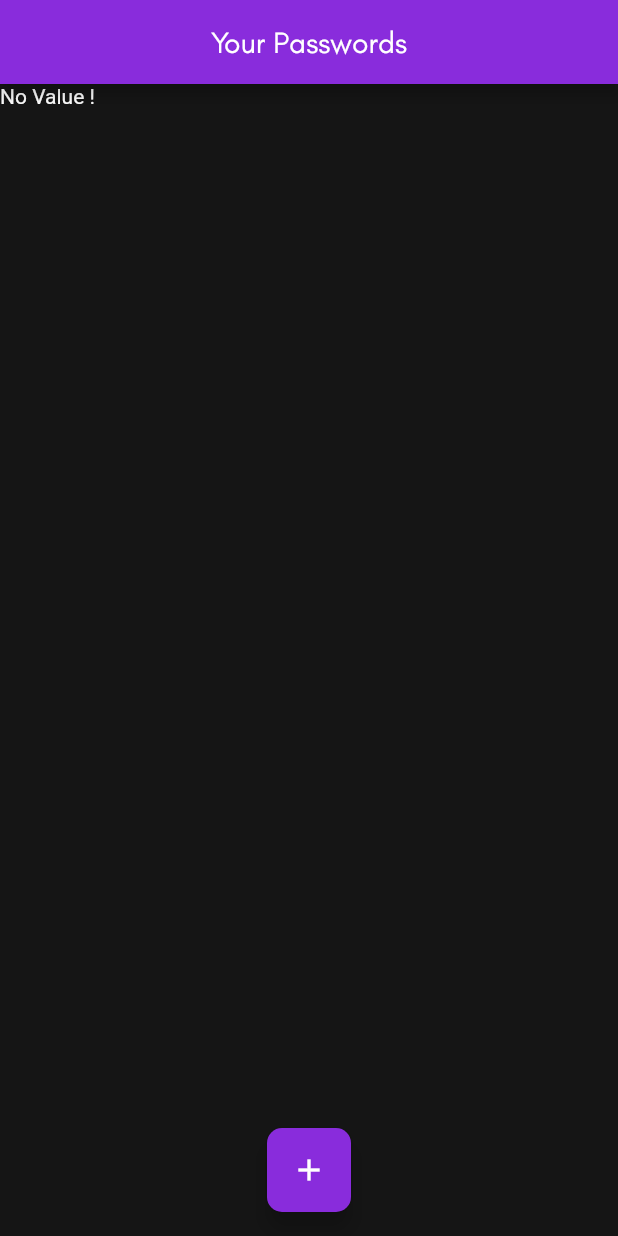
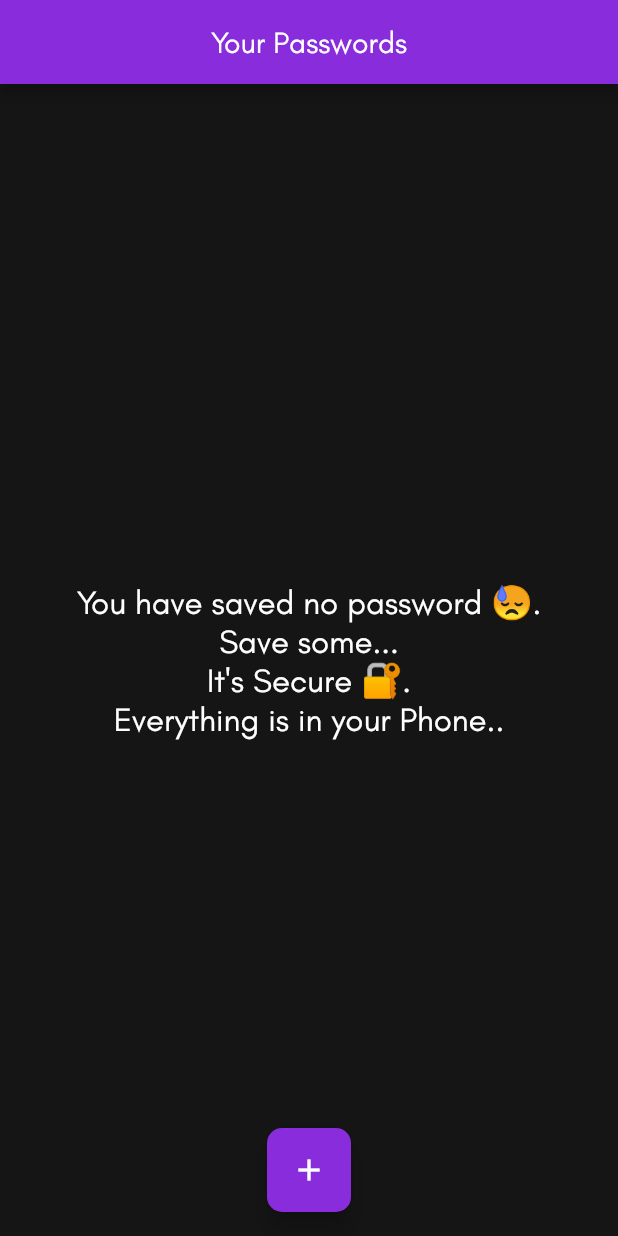
Before and after one commit to desi-programmer/flutter_password_manager, a Flutter app: the Passwords screen opened directly, on a phone screen of 412 x 824 dp. Run offline on Flutter 3.47's test engine with Material 2 defaults, Android fonts, the phone set to English and light mode, and no system bars; our stand-ins replace flutter_secure_storage, fluttertoast, hive, hive_flutter, local_auth; missing offline and left inert: encrypt; accounts and stored records are empty.

Commit message:
Added a Better `No passwods saved by you` message

```diff
--- a/lib/pages/passwords.dart
+++ b/lib/pages/passwords.dart
@@ -53,7 +53,16 @@ class _PasswordsState extends State<Passwords> {
         future: fetch(),
         builder: (context, snapshot) {
           if (snapshot.data == null) {
-            return Text("No Value !");
+            return Center(
+              child: Text(
+                "You have saved no password 😓.\nSave some... \nIt's Secure 🔐.\nEverything is in your Phone..",
+                style: TextStyle(
+                  fontSize: 22.0,
+                  fontFamily: "customFont",
+                ),
+                textAlign: TextAlign.center,
+              ),
+            );
           } else {
             return ListView.builder(
               itemCount: snapshot.data.length,
@@ -196,12 +205,9 @@ class _PasswordsState extends State<Passwords> {
               ElevatedButton(
                 onPressed: () {
                   // encrypt
-
                   password = _encryptService.encrypt(password);
-
                   // insert into db
                   Box box = Hive.box('passwords');
-
                   // insert
                   var value = {
                     'type': type,
```
